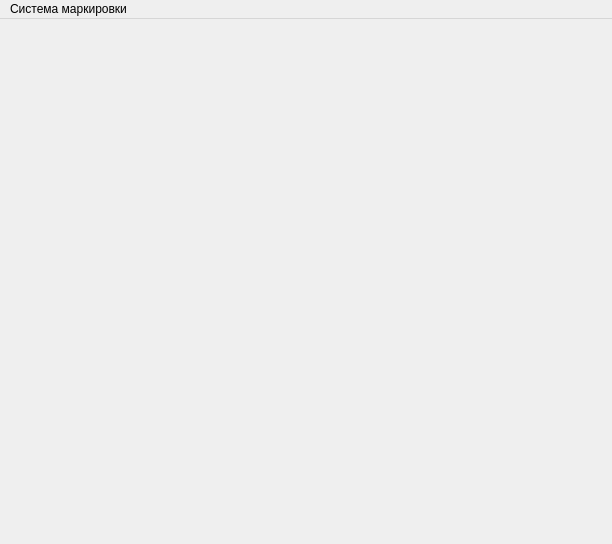
Qt form MainWindow.ui (Stasandrey/znak) before a commit.
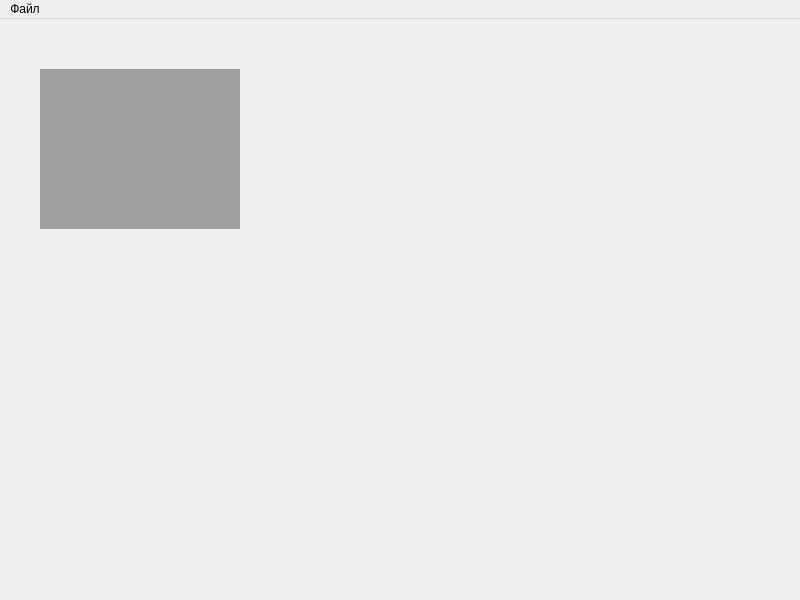
The same form after that commit.

Commit message: Начало разработки окна Настсройки

What changed in the file:
```diff
--- a/MainWindow.ui
+++ b/MainWindow.ui
@@ -6,26 +6,37 @@
    <rect>
     <x>0</x>
     <y>0</y>
-    <width>612</width>
-    <height>544</height>
+    <width>800</width>
+    <height>600</height>
    </rect>
   </property>
   <property name="windowTitle">
    <string>Маркировка</string>
   </property>
-  <widget class="QWidget" name="widget"/>
+  <widget class="QWidget" name="centralWidget">
+   <widget class="QMdiArea" name="mdiArea">
+    <property name="geometry">
+     <rect>
+      <x>40</x>
+      <y>50</y>
+      <width>200</width>
+      <height>160</height>
+     </rect>
+    </property>
+   </widget>
+  </widget>
   <widget class="QMenuBar" name="menuBar">
    <property name="geometry">
     <rect>
      <x>0</x>
      <y>0</y>
-     <width>612</width>
+     <width>800</width>
      <height>22</height>
     </rect>
    </property>
    <widget class="QMenu" name="menu">
     <property name="title">
-     <string>Система маркировки</string>
+     <string>Файл</string>
     </property>
     <addaction name="action"/>
     <addaction name="action_2"/>
```
Left out of the diff: 62 changed lines with no effect on the pictures. The commit also changes 6 other files.
